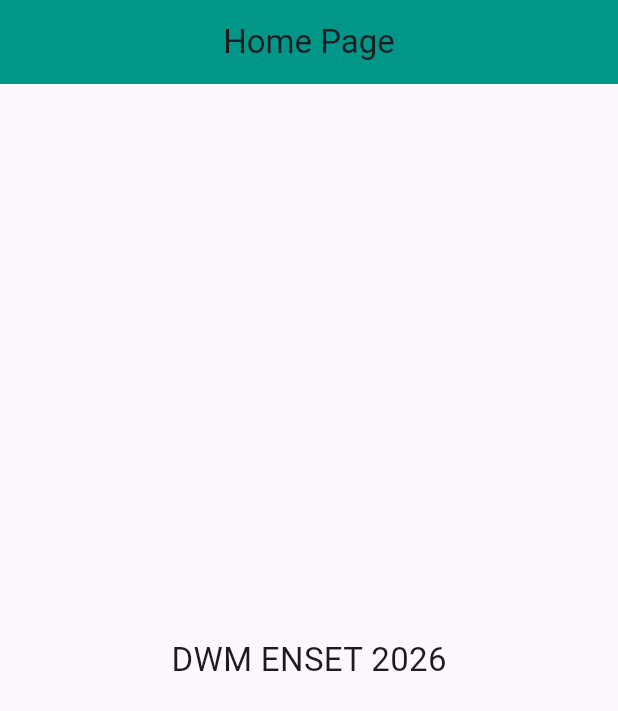
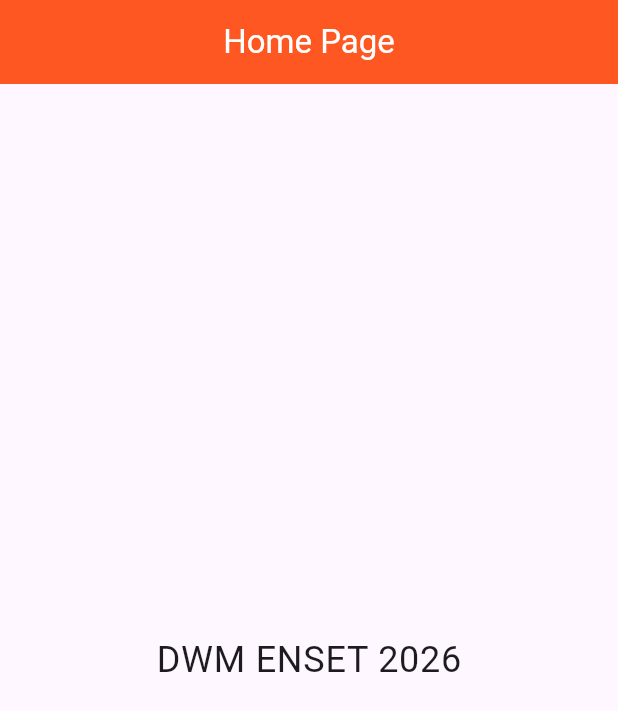
Before and after one commit to UnesseAh/dwm-mobile-tp1-flutter, a Flutter app: the screen it shows after launch, on a phone screen of 412 x 824 dp. Shown: the top 711 px of the screen. Run offline on Flutter 3.47's test engine with Material 3 defaults, Android fonts, the phone set to English and light mode, and no system bars.

Commit message:
use textTheme to stlye the text of your application globaly

```diff
--- a/lib/main.dart
+++ b/lib/main.dart
@@ -9,7 +9,19 @@ class MyApp extends StatelessWidget {
 
   @override
   Widget build(BuildContext context) {
-    return MaterialApp(home: HomePage());
+    return MaterialApp(
+      home: HomePage(),
+      theme: ThemeData(
+        appBarTheme: AppBarTheme(
+          backgroundColor: Colors.deepOrange,
+          foregroundColor: Colors.white,
+        ),
+        textTheme: TextTheme(
+          bodyMedium: TextStyle(fontSize: 18),
+          bodyLarge: TextStyle(fontSize: 24),
+        ),
+      ),
+    );
   }
 }
 
@@ -19,13 +31,12 @@ class HomePage extends StatelessWidget {
   @override
   Widget build(BuildContext context) {
     return Scaffold(
-      appBar: AppBar(
-        title: Text("Home Page"),
-        backgroundColor: Colors.teal,
-        centerTitle: true,
-      ),
+      appBar: AppBar(title: Text("Home Page"), centerTitle: true),
       body: Center(
-        child: Text("DWM ENSET 2026", style: TextStyle(fontSize: 22)),
+        child: Text(
+          "DWM ENSET 2026",
+          style: Theme.of(context).textTheme.bodyLarge,
+        ),
       ),
     );
   }
```
